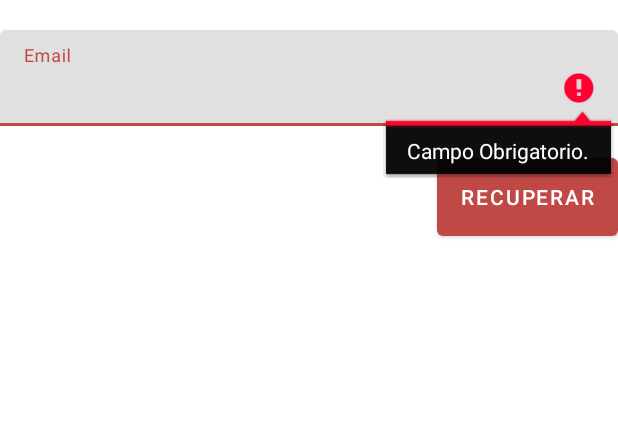
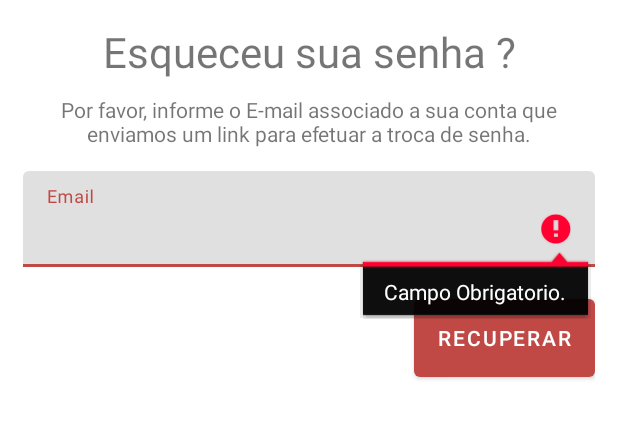
Before and after one commit to EduAkira/AchaPet, an Android app: the RecuperarSenhaPessoaActivity screen opened directly, with no data from a screen before it, after a tap on "RECUPERAR", on a phone screen of 412 x 824 dp, the part 84-523 px from its top. Run offline under Robolectric (Android 15) with nearby library versions, the phone set to English and light mode, and no system bars; our stand-ins replace Firebase (no records; nobody signed in at launch, a user with empty details on screens opened directly).

Commit message:
foi renomeado as as actyvit

```diff
--- a/AchaPet_app/app/src/main/java/br/com/achapet/Activity/Pessoa/CadastroPessoaActivity.java
+++ b/AchaPet_app/app/src/main/java/br/com/achapet/Activity/Pessoa/CadastroPessoaActivity.java
@@ -39,7 +39,7 @@ public class CadastroPessoaActivity extends AppCompatActivity implements View.On
     @Override
     protected void onCreate(Bundle savedInstanceState) {
         super.onCreate(savedInstanceState);
-        setContentView(R.layout.activity_cadastro_pessoa);
+        setContentView(R.layout.activity_pessoa_cadastro);
 
         //findViewById(R.id.toolbar);
 
--- a/AchaPet_app/app/src/main/java/br/com/achapet/Activity/Pessoa/LoginPessoaActivity.java
+++ b/AchaPet_app/app/src/main/java/br/com/achapet/Activity/Pessoa/LoginPessoaActivity.java
@@ -39,7 +39,7 @@ public class LoginPessoaActivity extends AppCompatActivity implements View.OnCli
     @Override
     protected void onCreate(Bundle savedInstanceState) {
         super.onCreate(savedInstanceState);
-        setContentView(R.layout.activity_login_pessoa);
+        setContentView(R.layout.activity_pessoa_login);
 
         // Button listeners
         findViewById(R.id.login_google).setOnClickListener(this);
--- a/AchaPet_app/app/src/main/java/br/com/achapet/Activity/Pessoa/RecuperarSenhaPessoaActivity.java
+++ b/AchaPet_app/app/src/main/java/br/com/achapet/Activity/Pessoa/RecuperarSenhaPessoaActivity.java
@@ -28,7 +28,7 @@ public class RecuperarSenhaPessoaActivity extends AppCompatActivity implements V
     @Override
     protected void onCreate(Bundle savedInstanceState) {
         super.onCreate(savedInstanceState);
-        setContentView(R.layout.activity_recuperar_senha_pessoa);
+        setContentView(R.layout.activity_pessoa_recuperar_senha);
 
         Toolbar toolbar = (Toolbar) findViewById(R.id.toolbar);
         setSupportActionBar(toolbar);
@@ -57,8 +57,8 @@ public class RecuperarSenhaPessoaActivity extends AppCompatActivity implements V
                     if (task.isSuccessful()) {
                         //email Enviado
                         bt_recuperar_button.setEnabled(false);
-                        new AlertDialog.Builder(RecuperarSenhaPessoaActivity.this).setTitle("Recuperação de Senha")
-                                .setMessage("Voce recebera em instantes um email para efetuar a troca da senha.")
+                        new AlertDialog.Builder(RecuperarSenhaPessoaActivity.this)
+                                .setTitle("Email enviado com sucesso")
                                 .setPositiveButton("ok", new DialogInterface.OnClickListener() {
                                     @Override
                                     public void onClick(DialogInterface dialogInterface, int i){finish();}}).show();
--- a/AchaPet_app/app/src/main/res/layout/activity_cadastro_pessoa.xml
+++ b/AchaPet_app/app/src/main/res/layout/activity_pessoa_cadastro.xml
@@ -47,7 +47,7 @@
                 android:layout_height="wrap_content"
                 android:layout_gravity="center"
                 android:textSize="28dp"
-                android:text="preencha os campos para concluir o cadastro"
+                android:text="Preencha os campos para concluir o cadastro"
                 android:layout_marginBottom="20dp"
                 android:textAlignment="center"/>
             <com.google.android.material.textfield.TextInputLayout
--- /dev/null
+++ b/AchaPet_app/app/src/main/res/layout/activity_pessoa_recuperar_senha.xml
@@ -0,0 +1,53 @@
+<?xml version="1.0" encoding="utf-8"?>
+<LinearLayout xmlns:android="http://schemas.android.com/apk/res/android"
+    xmlns:app="http://schemas.android.com/apk/res-auto"
+    xmlns:tools="http://schemas.android.com/tools"
+    android:layout_width="match_parent"
+    android:layout_height="match_parent"
+    tools:context=".Activity.Pessoa.RecuperarSenhaPessoaActivity"
+    android:orientation="vertical">
+    <androidx.appcompat.widget.Toolbar
+        android:id="@+id/toolbar"
+        android:background="@color/colorPrimary"
+        app:titleTextColor="@color/primaryTextColor"
+        android:layout_width="match_parent"
+        android:layout_height="?attr/actionBarSize"/>
+    <LinearLayout
+        android:layout_width="match_parent"
+        android:layout_height="match_parent"
+        android:orientation="vertical"
+        android:layout_marginTop="15dp"
+        android:layout_marginLeft="15dp"
+        android:layout_marginRight="15dp">
+        <TextView
+            android:layout_width="match_parent"
+            android:layout_height="wrap_content"
+            android:text="Esqueceu sua senha ?"
+            android:textAlignment="center"
+            android:textSize="28sp"/>
+        <TextView
+            android:layout_width="match_parent"
+            android:layout_height="wrap_content"
+            android:layout_marginTop="10dp"
+            android:textAlignment="center"
+            android:text="Por favor, informe o E-mail associado a sua conta que enviamos um link para efetuar a troca de senha."/>
+        <com.google.android.material.textfield.TextInputLayout
+            android:layout_marginTop="15dp"
+            android:layout_width="match_parent"
+            android:layout_height="64dp"
+            android:hint="Email">
+            <com.google.android.material.textfield.TextInputEditText
+                android:id="@+id/recuperar_email"
+                android:layout_width="match_parent"
+                android:layout_height="64dp"
+                android:inputType="textWebEmailAddress"/>
+        </com.google.android.material.textfield.TextInputLayout>
+        <com.google.android.material.button.MaterialButton
+            android:id="@+id/recuperar_button"
+            android:layout_width="wrap_content"
+            android:layout_marginTop="15dp"
+            android:layout_height="64dp"
+            android:text="Recuperar"
+            android:layout_gravity="right"/>
+    </LinearLayout>
+</LinearLayout>
--- a/AchaPet_app/app/src/main/res/layout/activity_recuperar_senha_pessoa.xml
+++ /dev/null
@@ -1,37 +0,0 @@
-<?xml version="1.0" encoding="utf-8"?>
-<LinearLayout xmlns:android="http://schemas.android.com/apk/res/android"
-    xmlns:app="http://schemas.android.com/apk/res-auto"
-    xmlns:tools="http://schemas.android.com/tools"
-    android:layout_width="match_parent"
-    android:layout_height="match_parent"
-    tools:context=".Activity.Pessoa.CadastroPessoaActivity$RecuperarSenhaPessoaActivity"
-    android:orientation="vertical">
-
-    <androidx.appcompat.widget.Toolbar
-        android:id="@+id/toolbar"
-        android:background="@color/colorPrimary"
-        app:titleTextColor="@color/primaryTextColor"
-        android:layout_width="match_parent"
-        android:layout_height="?attr/actionBarSize"/>
-
-    <com.google.android.material.textfield.TextInputLayout
-        android:layout_marginTop="20dp"
-        android:layout_width="match_parent"
-        android:layout_height="64dp"
-        android:hint="Email"
-        android:layout_marginBottom="15dp">
-        <com.google.android.material.textfield.TextInputEditText
-            android:id="@+id/recuperar_email"
-            android:layout_width="match_parent"
-            android:layout_height="64dp"
-            android:inputType="textWebEmailAddress"/>
-    </com.google.android.material.textfield.TextInputLayout>
-
-    <com.google.android.material.button.MaterialButton
-        android:id="@+id/recuperar_button"
-        android:layout_width="wrap_content"
-        android:layout_height="64dp"
-        android:text="Recuperar"
-        android:layout_gravity="right"/>
-
-</LinearLayout>
```
Also changed, not shown: AchaPet_app/app/src/main/AndroidManifest.xml (+7 -3 lines), AchaPet_app/app/src/main/res/layout/activity_pessoa_login.xml (renamed from AchaPet_app/app/src/main/res/layout/activity_login_pessoa.xml).
